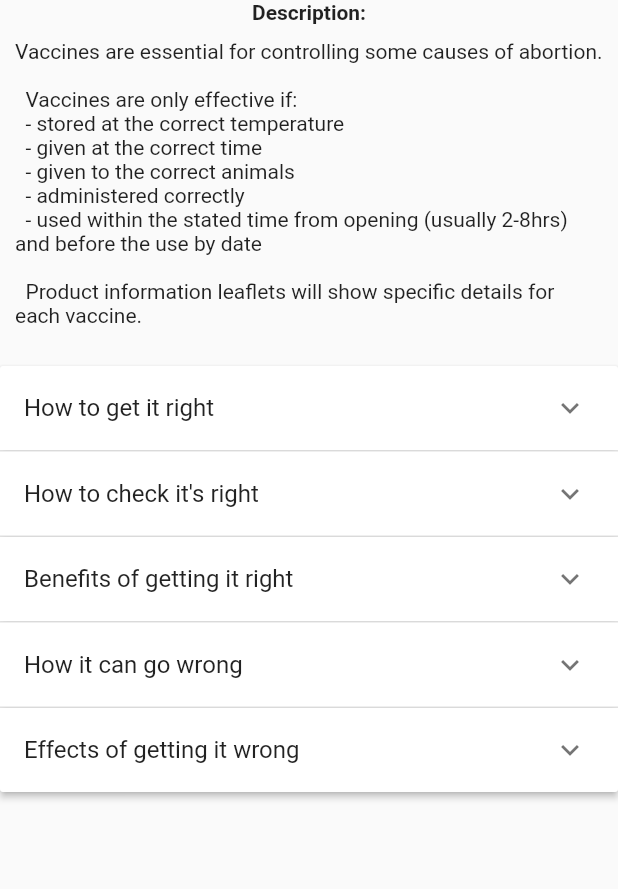
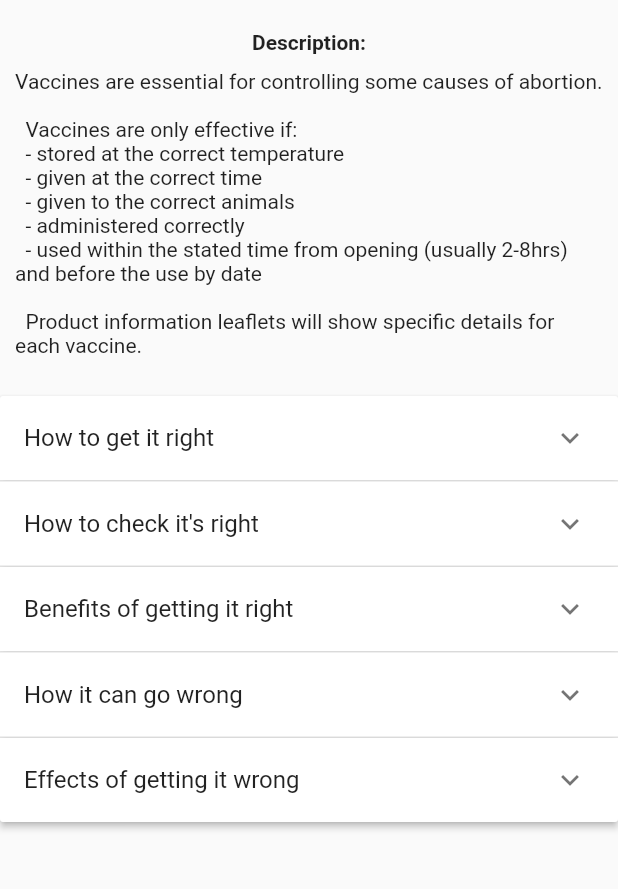
Before and after one commit to kimhamer22/FlockInfoC, a Flutter app: the InfoPage screen opened by its route, on a phone screen of 412 x 824 dp, the part 84-973 px from its top. Run offline on Flutter 3.47's test engine with Material 2 defaults, Android fonts, the phone set to English and light mode, and no system bars.

Commit message:
Padding added to info_page.dart to ensure design consistency

```diff
--- a/fic_flutter/lib/info_page.dart
+++ b/fic_flutter/lib/info_page.dart
@@ -49,7 +49,9 @@ class _InfoPageState extends State<InfoPage> {
   Widget build(BuildContext context) {
     return Scaffold(
       appBar: TopBar(page: title),
-      body: SingleChildScrollView(
+      body: Padding(
+        padding: const EdgeInsets.fromLTRB(0, 20, 0, 0),
+        child: SingleChildScrollView(
           child: Column(children: [
             const Text(
               'Description:',
@@ -79,6 +81,7 @@ class _InfoPageState extends State<InfoPage> {
             ),
           ]),
         ),
+      ),
     );
   }
 }
```
Lines whose indentation alone changed are shown as unchanged.
